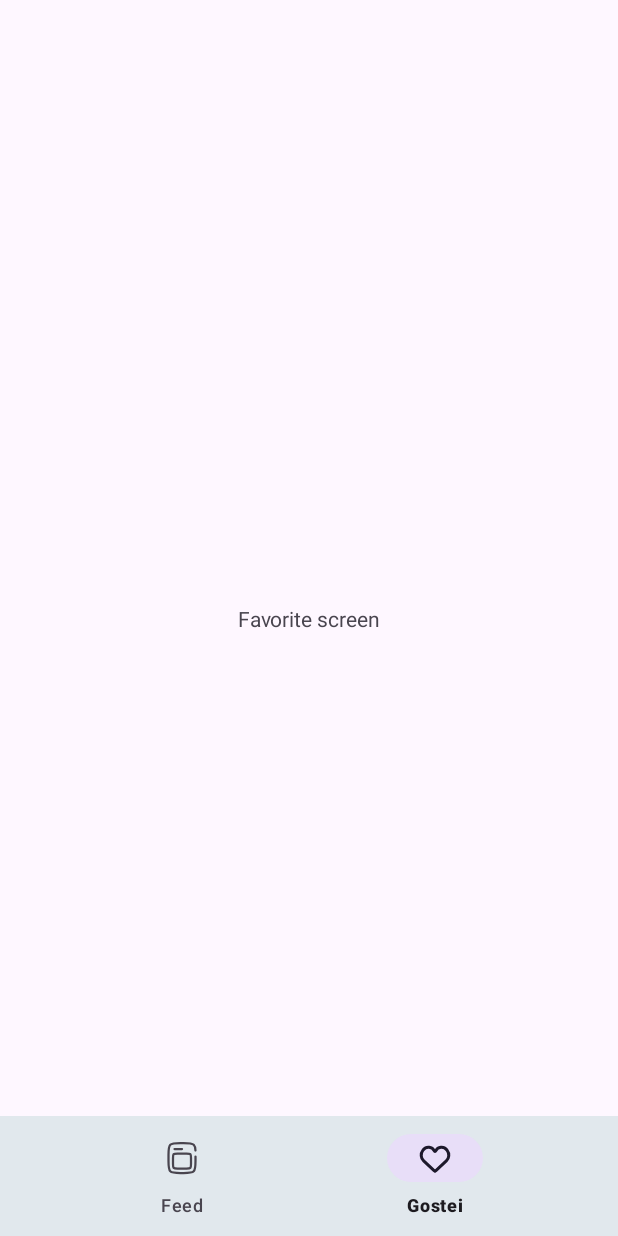
After one commit to matheusfinamor1/Projeto-Bix, an Android app: the FavoriteFragment screen opened through its navigation route, on a phone screen of 412 x 824 dp. The commit adds this screen. Run offline under Robolectric (Android 15) with nearby library versions, the phone set to English and light mode, and no system bars; our stand-ins replace Firebase (no records; nobody signed in at launch, a user with empty details on screens opened directly), navigation-ui.

Commit message:
config bottom navigation in fragments and create favorite fragment

```diff
--- a/app/src/main/AndroidManifest.xml
+++ b/app/src/main/AndroidManifest.xml
@@ -15,7 +15,7 @@
         android:theme="@style/MyTheme"
         tools:targetApi="31">
         <activity
-            android:name=".MainActivity"
+            android:name=".presentation.main.MainActivity"
             android:exported="true">
             <intent-filter>
                 <action android:name="android.intent.action.MAIN" />
--- /dev/null
+++ b/app/src/main/java/com/example/projetobix/presentation/favorite/FavoriteFragment.kt
@@ -0,0 +1,33 @@
+package com.example.projetobix.presentation.favorite
+
+import android.os.Bundle
+import android.view.LayoutInflater
+import android.view.View
+import android.view.ViewGroup
+import androidx.fragment.app.Fragment
+import com.example.projetobix.databinding.FragmentFavoriteBinding
+
+class FavoriteFragment : Fragment() {
+
+    private var _binding: FragmentFavoriteBinding? = null
+    private val binding get() = _binding!!
+
+    override fun onCreateView(
+        inflater: LayoutInflater,
+        container: ViewGroup?,
+        savedInstanceState: Bundle?
+    ): View {
+        _binding = FragmentFavoriteBinding.inflate(inflater, container, false)
+        return binding.root
+    }
+
+    override fun onViewCreated(view: View, savedInstanceState: Bundle?) {
+        super.onViewCreated(view, savedInstanceState)
+    }
+
+
+    override fun onDestroy() {
+        super.onDestroy()
+        _binding = null
+    }
+}
--- a/app/src/main/java/com/example/projetobix/presentation/home/HomeFragment.kt
+++ b/app/src/main/java/com/example/projetobix/presentation/home/HomeFragment.kt
@@ -1,7 +1,7 @@
 package com.example.projetobix.presentation.home
 
+import android.content.Context
 import android.os.Bundle
-import android.util.Log
 import android.view.LayoutInflater
 import android.view.View
 import android.view.ViewGroup
@@ -9,14 +9,16 @@ import androidx.core.view.isVisible
 import androidx.fragment.app.Fragment
 import androidx.recyclerview.widget.LinearLayoutManager
 import androidx.recyclerview.widget.RecyclerView
-import com.example.projetobix.R
 import com.example.projetobix.databinding.FragmentHomeBinding
 import com.example.projetobix.mock.post
+import com.example.projetobix.presentation.main.MainActivityListener
 
 class HomeFragment : Fragment() {
 
     private var _binding: FragmentHomeBinding? = null
     private val binding get() = _binding!!
+
+    private var mainActivityListener: MainActivityListener? = null
 
     private val homeAdapter = HomeAdapter(posts = post)
 
@@ -33,26 +35,6 @@ class HomeFragment : Fragment() {
         super.onViewCreated(view, savedInstanceState)
         binding.rvPostList.bind()
         handlerScrollForBottomNavigation()
-
-        handlerHomeBottomNavigation()
-    }
-
-    private fun handlerHomeBottomNavigation() {
-        binding.navigationBarHome.bottomNavigation.setOnItemSelectedListener { item ->
-            when (item.itemId) {
-                R.id.homeFragment -> {
-                    Log.d("Response", "onViewCreated: Vai para feed")
-                    true
-                }
-
-                R.id.item_2 -> {
-                    Log.d("Response", "onViewCreated: Vai para favoritos")
-                    true
-                }
-
-                else -> false
-            }
-        }
     }
 
     private fun handlerScrollForBottomNavigation() {
@@ -70,7 +52,7 @@ class HomeFragment : Fragment() {
             binding.rvPostList.computeVerticalScrollRange() - binding.rvPostList.height
         val percentage =
             binding.rvPostList.computeVerticalScrollOffset().toFloat() / maxScrollY
-        setBottomNavigationViewAlpha(percentage)
+        mainActivityListener?.setBottomNavigationViewAlpha(percentage)
     }
 
     private fun verifyLastItemRecyclerView() {
@@ -83,11 +65,6 @@ class HomeFragment : Fragment() {
             visibleItemCount + firstVisibleItemPosition >= totalItemCount && totalItemCount > 0
     }
 
-    private fun setBottomNavigationViewAlpha(percentage: Float) {
-        val alpha = 1 - percentage
-        binding.navigationBarHome.bottomNavigation.alpha = alpha.coerceAtLeast(0.5f)
-    }
-
     private fun RecyclerView.bind() {
         adapter = homeAdapter
     }
@@ -96,4 +73,13 @@ class HomeFragment : Fragment() {
         super.onDestroy()
         _binding = null
     }
+
+    override fun onAttach(context: Context) {
+        super.onAttach(context)
+        if(context is MainActivityListener){
+            mainActivityListener = context
+        }else{
+            throw RuntimeException("$context must implement MainActivityListener")
+        }
+    }
 }
--- /dev/null
+++ b/app/src/main/java/com/example/projetobix/presentation/main/MainActivity.kt
@@ -0,0 +1,67 @@
+package com.example.projetobix.presentation.main
+
+import android.os.Bundle
+import androidx.appcompat.app.AppCompatActivity
+import androidx.core.view.isVisible
+import androidx.navigation.NavController
+import androidx.navigation.findNavController
+import androidx.navigation.ui.NavigationUI.setupWithNavController
+import com.example.projetobix.R
+import com.example.projetobix.databinding.ActivityMainBinding
+
+class MainActivity : AppCompatActivity(), MainActivityListener {
+    private val binding by lazy { ActivityMainBinding.inflate(layoutInflater) }
+    override fun onCreate(savedInstanceState: Bundle?) {
+        super.onCreate(savedInstanceState)
+        setContentView(binding.root)
+
+        val navController = findNavController(R.id.nav_host_fragment)
+        setupWithNavController(binding.navigationBarMain.bottomNavigation, navController)
+
+        defineVisibilityBottomNavigation(navController)
+    }
+
+    override fun setBottomNavigationViewAlpha(percentage: Float) {
+        val alpha = 1 - percentage
+        binding.navigationBarMain.bottomNavigation.alpha = alpha.coerceAtLeast(0.5f)
+    }
+
+    override fun onBackPressed() {
+        handlerBackPressedBottomNavigation()
+        super.onBackPressed()
+    }
+
+    private fun handlerBackPressedBottomNavigation() {
+        val navController = findNavController(R.id.nav_host_fragment)
+        if (navController.currentDestination?.id == R.id.homeFragment ||
+            navController.currentDestination?.id == R.id.favoriteFragment
+        ) {
+            finish()
+        }
+    }
+    private fun defineVisibilityBottomNavigation(navController: NavController) {
+        navController.addOnDestinationChangedListener { _, destination, _ ->
+            when (destination.id) {
+                R.id.loginFragment -> {
+                    handlerVisibilityBottomNavigation(false)
+                }
+
+                R.id.registerFragment -> {
+                    handlerVisibilityBottomNavigation(false)
+                }
+
+                R.id.resetPasswordFragment -> {
+                    handlerVisibilityBottomNavigation(false)
+                }
+
+                else -> {
+                    handlerVisibilityBottomNavigation(true)
+                }
+            }
+        }
+    }
+
+    private fun handlerVisibilityBottomNavigation(isVisible: Boolean) {
+        binding.navigationBarMain.bottomNavigation.isVisible = isVisible
+    }
+}
--- /dev/null
+++ b/app/src/main/java/com/example/projetobix/presentation/main/MainActivityListener.kt
@@ -0,0 +1,5 @@
+package com.example.projetobix.presentation.main
+
+interface MainActivityListener {
+    fun setBottomNavigationViewAlpha(percentage: Float)
+}
--- a/app/src/main/res/layout/activity_main.xml
+++ b/app/src/main/res/layout/activity_main.xml
@@ -4,7 +4,7 @@
     xmlns:tools="http://schemas.android.com/tools"
     android:layout_width="match_parent"
     android:layout_height="match_parent"
-    tools:context=".MainActivity">
+    tools:context=".presentation.main.MainActivity">
 
     <fragment
         android:id="@+id/nav_host_fragment"
@@ -18,4 +18,12 @@
         app:defaultNavHost="true"
         app:navGraph="@navigation/nav_graph"/>
 
+    <include
+        android:id="@+id/navigation_bar_main"
+        layout="@layout/navigation_bar"
+        app:layout_constraintBottom_toTopOf="parent"
+        app:layout_constraintEnd_toEndOf="parent"
+        app:layout_constraintStart_toStartOf="parent"
+        app:layout_constraintTop_toTopOf="parent" />
+
 </androidx.constraintlayout.widget.ConstraintLayout>
--- /dev/null
+++ b/app/src/main/res/layout/fragment_favorite.xml
@@ -0,0 +1,17 @@
+<?xml version="1.0" encoding="utf-8"?>
+<androidx.constraintlayout.widget.ConstraintLayout xmlns:android="http://schemas.android.com/apk/res/android"
+    android:layout_width="match_parent"
+    android:layout_height="match_parent"
+    xmlns:app="http://schemas.android.com/apk/res-auto">
+
+    <TextView
+        android:layout_width="match_parent"
+        android:layout_height="wrap_content"
+        android:text="Favorite screen"
+        android:gravity="center"
+        app:layout_constraintStart_toStartOf="parent"
+        app:layout_constraintEnd_toEndOf="parent"
+        app:layout_constraintTop_toTopOf="parent"
+        app:layout_constraintBottom_toBottomOf="parent"/>
+
+</androidx.constraintlayout.widget.ConstraintLayout>
--- a/app/src/main/res/menu/bottom_navigation_menu.xml
+++ b/app/src/main/res/menu/bottom_navigation_menu.xml
@@ -3,13 +3,11 @@
 
     <item
         android:id="@+id/homeFragment"
-        android:enabled="true"
         android:icon="@drawable/ic_feed"
         android:title="@string/title_feed"/>
 
     <item
-        android:id="@+id/item_2"
-        android:enabled="true"
+        android:id="@+id/favoriteFragment"
         android:icon="@drawable/ic_favorite"
         android:title="@string/title_liked"/>
 
--- a/app/src/main/res/navigation/nav_graph.xml
+++ b/app/src/main/res/navigation/nav_graph.xml
@@ -43,4 +43,9 @@
         android:name="com.example.projetobix.presentation.resetPassword.ResetPasswordFragment"
         android:label="ResetPasswordFragment"
         tools:layout="@layout/fragment_reset_password"/>
+    <fragment
+        android:id="@+id/favoriteFragment"
+        android:name="com.example.projetobix.presentation.favorite.FavoriteFragment"
+        android:label="FavoriteFragment"
+        tools:layout="@layout/fragment_favorite"/>
 </navigation>
```
Also changed, not shown: app/src/main/java/com/example/projetobix/MainActivity.kt (deleted, +0 -13 lines), app/src/main/res/layout/fragment_home.xml (+0 -8 lines).
